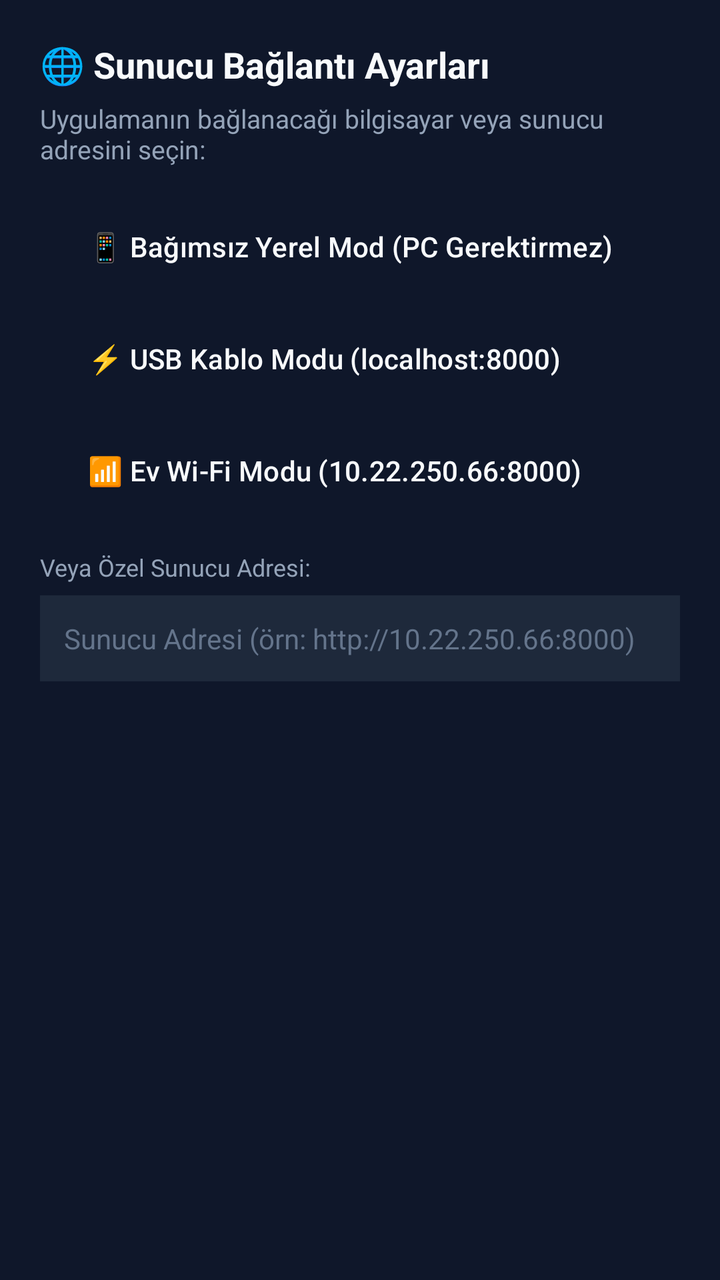
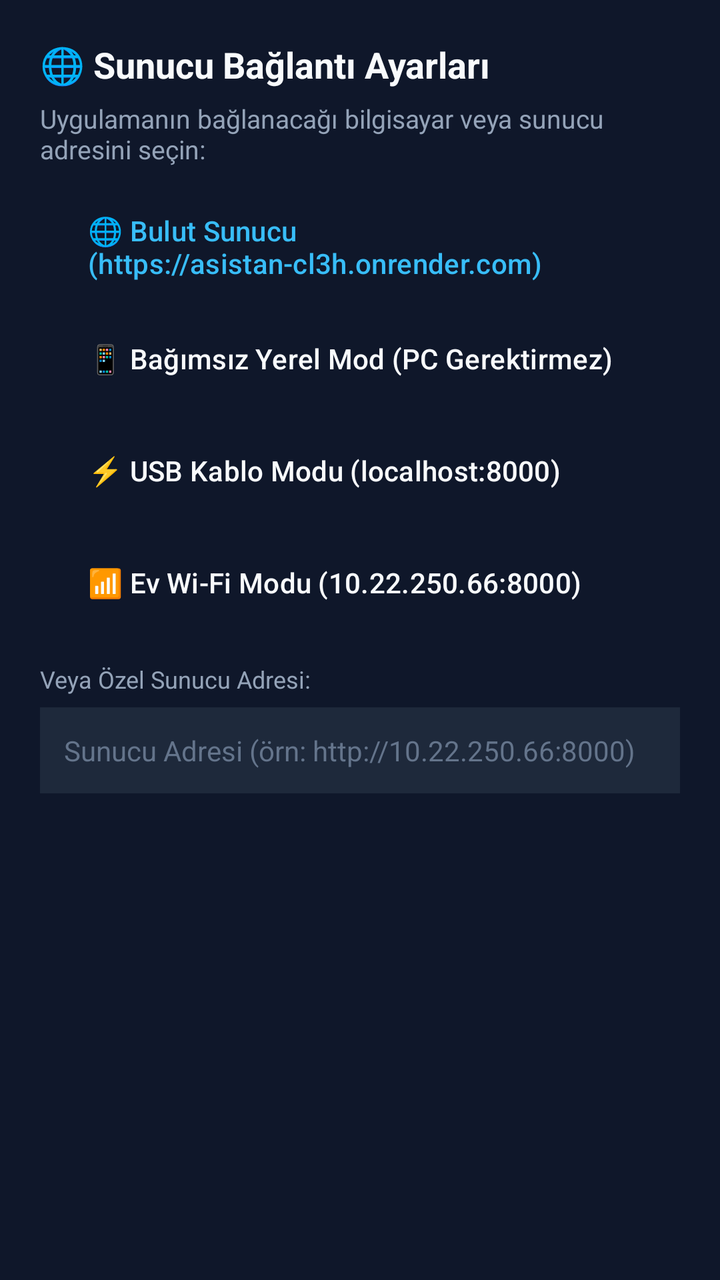

Two renders of the same Android screen: before a commit and after it. Below are the layout's source before the change and the commit's diff.
<!-- AndroidManifest.xml: application theme Theme.Asistan -->
<!-- res/layout/dialog_server_config.xml -->
<?xml version="1.0" encoding="utf-8"?>
<LinearLayout xmlns:android="http://schemas.android.com/apk/res/android"
    android:layout_width="match_parent"
    android:layout_height="wrap_content"
    android:background="@color/surface"
    android:orientation="vertical"
    android:padding="20dp">

    <TextView
        android:layout_width="wrap_content"
        android:layout_height="wrap_content"
        android:text="🌐 Sunucu Bağlantı Ayarları"
        android:textColor="@color/text_primary"
        android:textSize="18sp"
        android:textStyle="bold" />

    <TextView
        android:layout_width="wrap_content"
        android:layout_height="wrap_content"
        android:layout_marginTop="6dp"
        android:text="Uygulamanın bağlanacağı bilgisayar veya sunucu adresini seçin:"
        android:textColor="@color/text_secondary"
        android:textSize="13sp" />

    <Button
        android:id="@+id/btnQuickLocal"
        style="@style/Widget.Material3.Button.TonalButton"
        android:layout_width="match_parent"
        android:layout_height="wrap_content"
        android:layout_marginTop="16dp"
        android:gravity="start|center_vertical"
        android:text="@string/mode_local"
        android:textColor="@color/text_primary" />

    <Button
        android:id="@+id/btnQuickUsb"
        style="@style/Widget.Material3.Button.TonalButton"
        android:layout_width="match_parent"
        android:layout_height="wrap_content"
        android:layout_marginTop="8dp"
        android:gravity="start|center_vertical"
        android:text="@string/mode_usb"
        android:textColor="@color/text_primary" />

    <Button
        android:id="@+id/btnQuickWifi"
        style="@style/Widget.Material3.Button.TonalButton"
        android:layout_width="match_parent"
        android:layout_height="wrap_content"
        android:layout_marginTop="8dp"
        android:gravity="start|center_vertical"
        android:text="@string/mode_wifi"
        android:textColor="@color/text_primary" />

    <TextView
        android:layout_width="wrap_content"
        android:layout_height="wrap_content"
        android:layout_marginTop="16dp"
        android:text="Veya Özel Sunucu Adresi:"
        android:textColor="@color/text_secondary"
        android:textSize="12sp" />

    <EditText
        android:id="@+id/editServerUrl"
        android:layout_width="match_parent"
        android:layout_height="wrap_content"
        android:layout_marginTop="6dp"
        android:background="#1e293b"
        android:hint="@string/server_url_hint"
        android:inputType="textUri"
        android:padding="12dp"
        android:textColor="@color/text_primary"
        android:textColorHint="#64748b"
        android:textSize="14sp" />

</LinearLayout>
<!-- resources referenced by this layout -->
<resources>
  <color name="surface">#0f172a</color>
  <color name="text_primary">#f8fafc</color>
  <color name="text_secondary">#94a3b8</color>
  <string name="mode_local">📱 Bağımsız Yerel Mod (PC Gerektirmez)</string>
  <string name="mode_usb">⚡ USB Kablo Modu (localhost:8000)</string>
  <string name="mode_wifi">📶 Ev Wi-Fi Modu (10.22.250.66:8000)</string>
  <string name="server_url_hint">Sunucu Adresi (örn: http://10.22.250.66:8000)</string>
  <style name="Theme.Asistan" parent="Theme.Material3.Dark.NoActionBar">
          <item name="colorPrimary">@color/primary</item>
          <item name="colorPrimaryVariant">@color/primary_variant</item>
          <item name="colorSecondary">@color/secondary</item>
          <item name="android:statusBarColor">@color/background</item>
          <item name="android:navigationBarColor">@color/background</item>
          <item name="android:windowBackground">@color/background</item>
          <item name="android:windowLightStatusBar" tools:targetApi="m">false</item>
      </style>
  <color name="primary">#38bdf8</color>
  <color name="primary_variant">#0284c7</color>
  <color name="secondary">#6366f1</color>
  <color name="background">#0b0f19</color>
</resources>

<!-- the commit's change to res/layout/dialog_server_config.xml (unified diff, before → after) -->
@@ -23,11 +23,21 @@
         android:textSize="13sp" />
 
     <Button
+        android:id="@+id/btnQuickCloud"
+        style="@style/Widget.Material3.Button.TonalButton"
+        android:layout_width="match_parent"
+        android:layout_height="wrap_content"
+        android:layout_marginTop="16dp"
+        android:gravity="start|center_vertical"
+        android:text="@string/mode_cloud"
+        android:textColor="@color/primary" />
+
+    <Button
         android:id="@+id/btnQuickLocal"
         style="@style/Widget.Material3.Button.TonalButton"
         android:layout_width="match_parent"
         android:layout_height="wrap_content"
-        android:layout_marginTop="16dp"
+        android:layout_marginTop="8dp"
         android:gravity="start|center_vertical"
         android:text="@string/mode_local"
         android:textColor="@color/text_primary" />
<!-- resource entries referenced after the edit -->
@@ -1,8 +1,10 @@
 <!-- resources referenced by this layout -->
 <resources>
+  <color name="primary">#38bdf8</color>
   <color name="surface">#0f172a</color>
   <color name="text_primary">#f8fafc</color>
   <color name="text_secondary">#94a3b8</color>
+  <string name="mode_cloud">🌐 Bulut Sunucu (https://asistan-cl3h.onrender.com)</string>
   <string name="mode_local">📱 Bağımsız Yerel Mod (PC Gerektirmez)</string>
   <string name="mode_usb">⚡ USB Kablo Modu (localhost:8000)</string>
   <string name="mode_wifi">📶 Ev Wi-Fi Modu (10.22.250.66:8000)</string>
@@ -16,7 +18,6 @@
           <item name="android:windowBackground">@color/background</item>
           <item name="android:windowLightStatusBar" tools:targetApi="m">false</item>
       </style>
-  <color name="primary">#38bdf8</color>
   <color name="primary_variant">#0284c7</color>
   <color name="secondary">#6366f1</color>
   <color name="background">#0b0f19</color>
